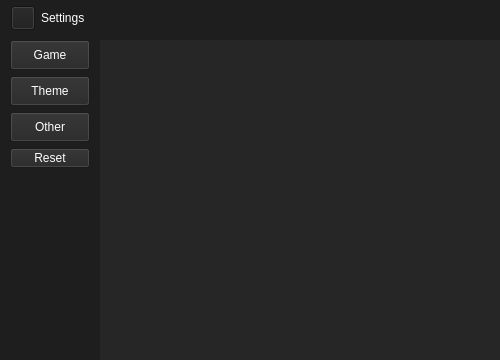
Above: menu.ui from noX1st/crosses-and-zeros before the change. Below: the same form after it.
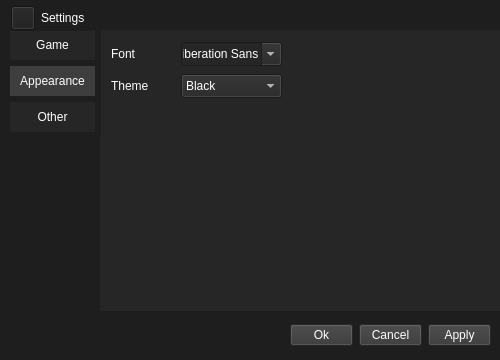
That is the form after the change. The open tabs and pages were chosen to show the change. Icons and pictures are not drawn.

Patch:
```diff
--- a/menu.ui
+++ b/menu.ui
@@ -262,24 +262,150 @@
      <property name="geometry">
       <rect>
        <x>100</x>
-       <y>40</y>
+       <y>30</y>
        <width>401</width>
-       <height>321</height>
+       <height>281</height>
       </rect>
      </property>
      <property name="styleSheet">
       <string notr="true">background-color: rgb(38, 38, 38);</string>
      </property>
-     <widget class="QWidget" name="page"/>
-     <widget class="QWidget" name="page_2"/>
+     <property name="currentIndex">
+      <number>1</number>
+     </property>
+     <widget class="QWidget" name="settingsPageGame"/>
+     <widget class="QWidget" name="settingsPageTheme">
+      <widget class="QWidget" name="">
+       <property name="geometry">
+        <rect>
+         <x>11</x>
+         <y>10</y>
+         <width>171</width>
+         <height>60</height>
+        </rect>
+       </property>
+       <layout class="QVBoxLayout" name="verticalLayout_5">
+        <item>
+         <layout class="QHBoxLayout" name="horizontalLayout_2">
+          <item>
+           <widget class="QLabel" name="label">
+            <property name="styleSheet">
+             <string notr="true">color: rgb(255, 255, 255);</string>
+            </property>
+            <property name="text">
+             <string>Font</string>
+            </property>
+           </widget>
+          </item>
+          <item>
+           <widget class="QFontComboBox" name="fontComboBox">
+            <property name="enabled">
+             <bool>true</bool>
+            </property>
+            <property name="sizePolicy">
+             <sizepolicy hsizetype="Preferred" vsizetype="Fixed">
+              <horstretch>0</horstretch>
+              <verstretch>0</verstretch>
+             </sizepolicy>
+            </property>
+            <property name="minimumSize">
+             <size>
+              <width>101</width>
+              <height>24</height>
+             </size>
+            </property>
+            <property name="maximumSize">
+             <size>
+              <width>101</width>
+              <height>24</height>
+             </size>
+            </property>
+            <property name="styleSheet">
+             <string notr="true">color: rgb(255, 255, 255);</string>
+            </property>
+           </widget>
+          </item>
+         </layout>
+        </item>
+        <item>
+         <layout class="QHBoxLayout" name="horizontalLayout_4">
+          <item>
+           <widget class="QLabel" name="label_2">
+            <property name="styleSheet">
+             <string notr="true">color: rgb(255, 255, 255);</string>
+            </property>
+            <property name="text">
+             <string>Theme</string>
+            </property>
+           </widget>
+          </item>
+          <item>
+           <widget class="QComboBox" name="comboBox">
+            <property name="minimumSize">
+             <size>
+              <width>101</width>
+              <height>24</height>
+             </size>
+            </property>
+            <property name="maximumSize">
+             <size>
+              <width>101</width>
+              <height>24</height>
+             </size>
+            </property>
+            <property name="styleSheet">
+             <string notr="true">color: rgb(255, 255, 255);</string>
+            </property>
+            <item>
+             <property name="text">
+              <string>Black</string>
+             </property>
+            </item>
+            <item>
+             <property name="text">
+              <string>White</string>
+             </property>
+            </item>
+           </widget>
+          </item>
+         </layout>
+        </item>
+       </layout>
+      </widget>
+     </widget>
+     <widget class="QWidget" name="settingsPageOther">
+      <widget class="QPushButton" name="settingsResetBtn">
+       <property name="geometry">
+        <rect>
+         <x>10</x>
+         <y>10</y>
+         <width>91</width>
+         <height>26</height>
+        </rect>
+       </property>
+       <property name="styleSheet">
+        <string notr="true">QPushButton{
+background-color: rgb(55, 55, 55);
+color: rgb(255, 255, 255);
+padding: 5px; 
+}
+QPushButton:checked{
+background-color: rgb(65, 65, 65);
+}</string>
+       </property>
+       <property name="text">
+        <string>Reset settings</string>
+       </property>
+      </widget>
+     </widget>
     </widget>
     <widget class="QWidget" name="layoutWidget">
      <property name="geometry">
       <rect>
        <x>10</x>
-       <y>40</y>
-       <width>82</width>
-       <height>130</height>
+       <y>30</y>
+       <width>91</width>
+       <height>104</height>
       </rect>
      </property>
      <layout class="QVBoxLayout" name="verticalLayout_9">
@@ -287,7 +413,7 @@
        <widget class="QPushButton" name="settingsGameBtn">
         <property name="minimumSize">
          <size>
-          <width>80</width>
+          <width>85</width>
           <height>30</height>
          </size>
         </property>
@@ -301,6 +427,8 @@
          <string notr="true">QPushButton{
 background-color: rgb(38, 38, 38);
 color: rgb(255, 255, 255);
+border: none;  
+padding: 5px; 
 }
 
 QPushButton:hover{
@@ -334,7 +462,7 @@
        <widget class="QPushButton" name="settingsThemeBtn">
         <property name="minimumSize">
          <size>
-          <width>80</width>
+          <width>85</width>
           <height>30</height>
          </size>
         </property>
@@ -348,6 +476,8 @@
          <string notr="true">QPushButton{
 background-color: rgb(38, 38, 38);
 color: rgb(255, 255, 255);
+border: none;  
+padding: 5px; 
 }
 
 QPushButton:hover{
@@ -358,18 +488,21 @@
 }</string>
         </property>
         <property name="text">
-         <string>Theme</string>
+         <string>Appearance</string>
         </property>
         <property name="checkable">
          <bool>true</bool>
         </property>
+        <property name="checked">
+         <bool>true</bool>
+        </property>
        </widget>
       </item>
       <item>
        <widget class="QPushButton" name="settingsOtherBtn">
         <property name="minimumSize">
          <size>
-          <width>80</width>
+          <width>85</width>
           <height>30</height>
          </size>
         </property>
@@ -383,6 +516,8 @@
          <string notr="true">QPushButton{
 background-color: rgb(38, 38, 38);
 color: rgb(255, 255, 255);
+border: none;  
+padding: 5px; 
 }
 
 QPushButton:hover{
@@ -400,41 +535,6 @@
         </property>
        </widget>
       </item>
-      <item>
-       <widget class="QPushButton" name="settingsResetBtn">
-        <property name="minimumSize">
-         <size>
-          <width>80</width>
-          <height>20</height>
-         </size>
-        </property>
-        <property name="maximumSize">
-         <size>
-          <width>80</width>
-          <height>20</height>
-         </size>
-        </property>
-        <property name="styleSheet">
-         <string notr="true">QPushButton{
-background-color: rgb(38, 38, 38);
-color: rgb(255, 255, 255);
-}
-
-QPushButton:hover{
-background-color: rgb(48, 48, 48);
-}
-QPushButton:checked{
-background-color: rgb(62, 62, 62);
-}</string>
-        </property>
-        <property name="text">
-         <string>Reset</string>
-        </property>
-        <property name="checkable">
-         <bool>true</bool>
-        </property>
-       </widget>
-      </item>
      </layout>
     </widget>
     <widget class="QWidget" name="layoutWidget">
@@ -482,6 +582,69 @@
       </item>
      </layout>
     </widget>
+    <widget class="QWidget" name="">
+     <property name="geometry">
+      <rect>
+       <x>290</x>
+       <y>320</y>
+       <width>201</width>
+       <height>31</height>
+      </rect>
+     </property>
+     <layout class="QHBoxLayout" name="horizontalLayout_5">
+      <item>
+       <widget class="QPushButton" name="SettingsOkBtn">
+        <property name="styleSheet">
+         <string notr="true">QPushButton{
+color: rgb(255, 255, 255);
+background-color: rgb(55, 55, 55);
+}
+
+QPushButton:hover{
+background-color: rgb(45, 45, 45);
+}</string>
+        </property>
+        <property name="text">
+         <string>Ok</string>
+        </property>
+       </widget>
+      </item>
+      <item>
+       <widget class="QPushButton" name="SettingsCancelBtn">
+        <property name="styleSheet">
+         <string notr="true">QPushButton{
+color: rgb(255, 255, 255);
+background-color: rgb(55, 55, 55);
+}
+
+QPushButton:hover{
+background-color: rgb(45, 45, 45);
+}</string>
+        </property>
+        <property name="text">
+         <string>Cancel</string>
+        </property>
+       </widget>
+      </item>
+      <item>
+       <widget class="QPushButton" name="SettingsApplyBtn">
+        <property name="styleSheet">
+         <string notr="true">QPushButton{
+color: rgb(255, 255, 255);
+background-color: rgb(55, 55, 55);
+}
+
+QPushButton:hover{
+background-color: rgb(45, 45, 45);
+}</string>
+        </property>
+        <property name="text">
+         <string>Apply</string>
+        </property>
+       </widget>
+      </item>
+     </layout>
+    </widget>
    </widget>
   </widget>
  </widget>
```
Left out of the diff: 6 changed lines with no effect on the pictures.
